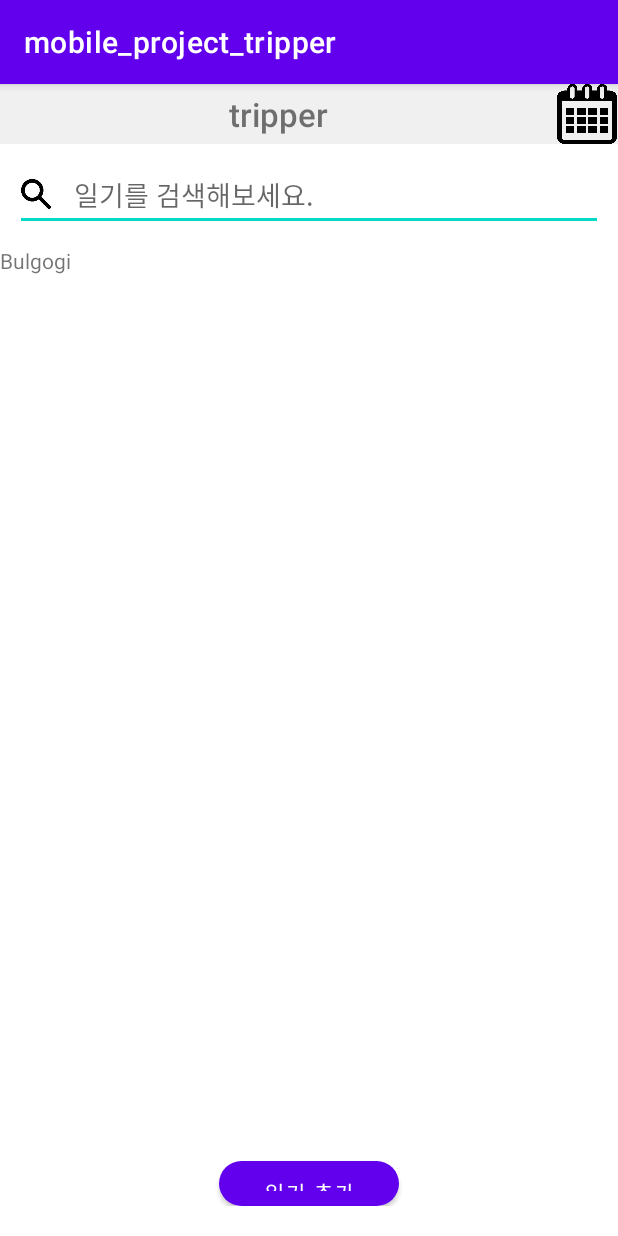
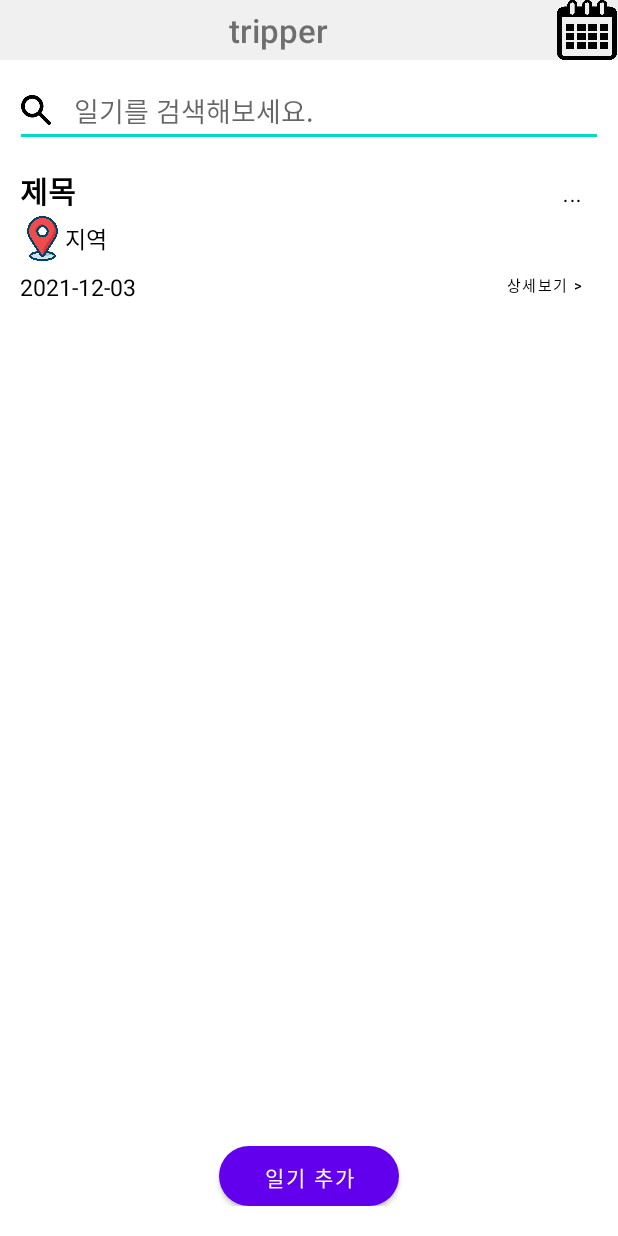
Before and after one commit to Jwhyee/mobile_project_tripper, an Android app: the screen it shows after launch (MainActivity), on a phone screen of 412 x 824 dp. Run offline under Robolectric (Android 15) with nearby library versions, the phone set to English and light mode, and no system bars.

Commit message:
1. 액션바(title bar) 삭제 2. 리사이클러뷰에 데이터 연동을 위해 미리 구현

```diff
--- a/app/src/main/java/com/example/mobile_project_tripper/DBHelper.java
+++ b/app/src/main/java/com/example/mobile_project_tripper/DBHelper.java
@@ -11,16 +11,38 @@ public class DBHelper extends SQLiteOpenHelper {
 
     @Override
     public void onCreate(SQLiteDatabase db) {
-        String sql = "CREATE TABLE if not exists mytable ("
-                + "_id integer primary key autoincrement,"
-                + "txt text);";
+        // 전체적인 일기를 추가하면 저장될 table
+        String sql = "CREATE TABLE if not exists diary_list ("
+                + "d_no integer primary key autoincrement,"
+                // 각 다이어리의 고유 번호
+                + "d_title text,"
+                // 다이어리의 큰 제목
+                + "d_start_date date,"
+                // 여행 시작 날짜
+                + "d_end_date date,"
+                // 여행 종료 날짜
+                + "d_location text);";
+                // 여행지
+        db.execSQL(sql);
 
-        db.execSQL(sql);
+        // 일기 추가의 + 버튼을 누르면 나오는 데이터를 저장하는 table
+        String sql2 = "CREATE TABLE if not exists diary_detail_list ("
+                + "d_no integer,"
+                // 전체 일기에 참조할 번호
+                + "d_detail_sub_title text,"
+                // 소제목
+                + "d_detail_time text,"
+                // 시간
+                + "d_detail_transportation text,"
+                // 이동수단
+                + "d_cost integer);";
+                // 비용
+        db.execSQL(sql2);
     }
 
     @Override
     public void onUpgrade(SQLiteDatabase db, int oldVersion, int newVersion) {
-        String sql = "DROP TABLE if exists mytable";
+        String sql = "DROP TABLE if exists diary_list";
 
         db.execSQL(sql);
         onCreate(db);
--- /dev/null
+++ b/app/src/main/java/com/example/mobile_project_tripper/DiaryList.java
@@ -0,0 +1,36 @@
+package com.example.mobile_project_tripper;
+
+import androidx.appcompat.app.AppCompatActivity;
+
+public class DiaryList extends AppCompatActivity {
+
+    // 이름, 나이, 연락처, 좋아하는 것 멤버변수
+    String title;
+    String location;
+    String date;
+
+    public String getTitle1() {
+        return title;
+    }
+
+    public void setTitle1(String name) {
+        this.title = name;
+    }
+
+    public String getLocation() {
+        return location;
+    }
+
+    public void setLocation(String location) {
+        this.location = location;
+    }
+
+    public String getDate() {
+        return date;
+    }
+
+    public void setDate(String date) {
+        this.date = date;
+    }
+
+}
--- a/app/src/main/java/com/example/mobile_project_tripper/MainActivity.java
+++ b/app/src/main/java/com/example/mobile_project_tripper/MainActivity.java
@@ -1,6 +1,7 @@
 package com.example.mobile_project_tripper;
 
 import androidx.appcompat.app.AppCompatActivity;
+import androidx.recyclerview.widget.LinearLayoutManager;
 import androidx.recyclerview.widget.RecyclerView;
 
 import android.content.Intent;
@@ -13,10 +14,14 @@ import android.widget.ImageView;
 import android.widget.ListView;
 import android.widget.SimpleCursorAdapter;
 
+import java.util.ArrayList;
+
 public class MainActivity extends AppCompatActivity {
 
+    ArrayList<DiaryList> profileDataArray = new ArrayList<>();
     DBHelper helper;
     SQLiteDatabase db;
+
     @Override
     protected void onCreate(Bundle savedInstanceState) {
         super.onCreate(savedInstanceState);
@@ -26,13 +31,29 @@ public class MainActivity extends AppCompatActivity {
         helper = new DBHelper(MainActivity.this, "diaryDB.db", null, 1);
         db = helper.getWritableDatabase();
         helper.onCreate(db);
+        RecyclerView rv_profile = findViewById(R.id.diary_list);
+        RecyclerView.LayoutManager myLayoutManager = new LinearLayoutManager(this);
+        // 레이아웃 매니져를 LinearLayoutManager로 생성
 
+        rv_adapter myAdapter = new rv_adapter(profileDataArray);
+        rv_profile.setLayoutManager(myLayoutManager);
+        // 생성한 myLayoutManager 객체를 rv_profile 리사이클러뷰의 레이아웃매니져로 설정
+        rv_profile.setAdapter(myAdapter);
+        // 생성한 myAdapter 객체를 rv_profile의 리사이클러뷰의 어댑터로 설정
+
+        // item(row)추가방법2. 메소드를 통해 객체를 생성하고 profileDataArray에 추가하는 방법 => 해당 객체가 row(item)으로 출력됨
+        makeNewDataObject("제목","지역","2021-12-03");
+
+        // 객체가 추가된 ArrayList를 출력하기위해, 리사이클러뷰 어댑터 최신화
+        myAdapter.notifyDataSetChanged();
+
+        /*
         //db insert
         String sql = "INSERT INTO mytable('txt') values('Bulgogi');";
         db.execSQL(sql);
 
         // 리사이클러뷰 db select
-        ListView diary_list = (ListView)findViewById(R.id.diary_list);
+        RecyclerView diary_list = (RecyclerView)findViewById(R.id.diary_list);
 
         String sql2 = "SELECT * FROM mytable;";
         Cursor c = db.rawQuery(sql2,null);
@@ -42,6 +63,7 @@ public class MainActivity extends AppCompatActivity {
         SimpleCursorAdapter adapter = null;
         adapter = new SimpleCursorAdapter(diary_list.getContext(), R.layout.listview, c, strs, ints, 0);
         diary_list.setAdapter(adapter);
+         */
 
         // 캘린더 이미지 클릭 시 화면 전환
         ImageView calendarImg = (ImageView)findViewById(R.id.calendarImg);
@@ -65,5 +87,16 @@ public class MainActivity extends AppCompatActivity {
 
 
     }
+    public void makeNewDataObject(String title, String location, String date) {
+        // ArrayList에 추가할 rv_profile_data 객체를 생성한 뒤,
+        DiaryList newDataObject = new DiaryList();
 
+        // 생성자로 받은 parameter들을 rv_profile_data 클래스 set 메소드를 이용하여 이름, 나이, 연락처, 좋아하는 것을 설정해줍니다.
+        newDataObject.setTitle1(title);
+        newDataObject.setLocation(location);
+        newDataObject.setDate(date);
+
+        // 만든 데이터 객체를 ArrayList에 추가합니다. 추가된 데이터는 하나의 item(row)로 출력됩니다.
+        profileDataArray.add(newDataObject);
+    }
 }
--- /dev/null
+++ b/app/src/main/java/com/example/mobile_project_tripper/rv_adapter.java
@@ -0,0 +1,53 @@
+package com.example.mobile_project_tripper;
+
+        import android.view.LayoutInflater;
+        import android.view.View;
+        import android.view.ViewGroup;
+        import android.widget.TextView;
+
+        import androidx.annotation.NonNull;
+        import androidx.recyclerview.widget.RecyclerView;
+
+import java.util.ArrayList;
+
+public class rv_adapter extends RecyclerView.Adapter<RecyclerView.ViewHolder> {
+    ArrayList<DiaryList> profileDataArray;
+
+    public class myViewHolder extends RecyclerView.ViewHolder {
+        TextView tv_title, tv_location, tv_date;
+
+        public myViewHolder(@NonNull View itemView) {
+            super(itemView);
+            tv_title = itemView.findViewById(R.id.d_title_contain);
+            tv_location = itemView.findViewById(R.id.d_location_contain);
+            tv_date = itemView.findViewById(R.id.d_start_date_contain);
+        }
+    }
+
+    // 리사이클러뷰 어댑터 생성자 설정
+    rv_adapter(ArrayList<DiaryList> profileDataArray) {
+        // 출력할 객체들을 담고있는 ArrayList를 parameter로 받음
+        this.profileDataArray = profileDataArray;
+    }
+
+    @NonNull
+    @Override // RecyclerView의 item(row)를 표시하는데 사용되는 rv_profile.row.xml을 가져오는 역할
+    public RecyclerView.ViewHolder onCreateViewHolder(@NonNull ViewGroup parent, int viweType) {
+        View v = LayoutInflater.from(parent.getContext()).inflate(R.layout.main_item_list, parent, false);
+        return new myViewHolder(v);
+    }
+
+    @Override // RecyclerView의 item(row)에 보여질 TextView를 설정
+    public void onBindViewHolder(@NonNull RecyclerView.ViewHolder holder, int position) {
+        myViewHolder myViewHolder = (rv_adapter.myViewHolder) holder;
+        myViewHolder.tv_title.setText(profileDataArray.get(position).getTitle1());
+        myViewHolder.tv_location.setText(String.valueOf(profileDataArray.get(position).getLocation()));
+        myViewHolder.tv_date.setText(profileDataArray.get(position).getDate());
+    }
+
+    @Override
+    public int getItemCount() {
+        return profileDataArray.size(); // ArrayList에 저장된 객체의 개수를 리턴
+    }
+
+}
--- /dev/null
+++ b/app/src/main/res/drawable-v24/map_ping_resize.xml
@@ -0,0 +1,8 @@
+<?xml version="1.0" encoding="utf-8"?>
+<layer-list xmlns:android="http://schemas.android.com/apk/res/android">
+    <item
+        android:drawable="@drawable/map_ping"
+        android:width="30dp"
+        android:height="30dp"
+        />
+</layer-list>
--- a/app/src/main/res/layout/activity_main.xml
+++ b/app/src/main/res/layout/activity_main.xml
@@ -62,13 +62,8 @@
                     android:layout_height="match_parent"
                     android:orientation="vertical">
 
-                    <ListView
+                    <androidx.recyclerview.widget.RecyclerView
                         android:id="@+id/diary_list"
-                        android:layout_width="match_parent"
-                        android:layout_height="match_parent" />
-
-                    <androidx.recyclerview.widget.RecyclerView
-                        android:id="@+id/diary_list1"
                         android:layout_width="match_parent"
                         android:layout_height="match_parent" />
                 </LinearLayout>
@@ -87,7 +82,7 @@
             <Button
                 android:id="@+id/add_diary_btn"
                 android:layout_width="120dp"
-                android:layout_height="30dp"
+                android:layout_height="40dp"
                 android:layout_gravity="center"
                 android:background="@drawable/btn_round"
                 android:text="일기 추가"
--- a/app/src/main/res/layout/listview.xml
+++ /dev/null
@@ -1,17 +0,0 @@
-<?xml version="1.0" encoding="utf-8"?>
-<androidx.constraintlayout.widget.ConstraintLayout
-    xmlns:android="http://schemas.android.com/apk/res/android" android:layout_width="match_parent"
-    android:layout_height="match_parent">
-
-    <LinearLayout
-        android:layout_width="match_parent"
-        android:layout_height="match_parent"
-        android:orientation="vertical">
-
-        <TextView
-            android:id="@+id/listview_txt"
-            android:layout_width="match_parent"
-            android:layout_height="wrap_content"
-            android:text="TextView" />
-    </LinearLayout>
-</androidx.constraintlayout.widget.ConstraintLayout>
--- /dev/null
+++ b/app/src/main/res/layout/main_item_list.xml
@@ -0,0 +1,111 @@
+<?xml version="1.0" encoding="utf-8"?>
+<LinearLayout xmlns:android="http://schemas.android.com/apk/res/android"
+    xmlns:app="http://schemas.android.com/apk/res-auto"
+    xmlns:tools="http://schemas.android.com/tools"
+    android:layout_width="match_parent"
+    android:layout_height="wrap_content"
+    android:layout_margin="3dp"
+    android:orientation="horizontal">
+
+    <LinearLayout
+        android:layout_width="0dp"
+        android:layout_height="match_parent"
+        android:layout_weight="3"
+        android:orientation="vertical">
+
+        <LinearLayout
+            android:layout_width="match_parent"
+            android:layout_height="match_parent"
+            android:orientation="horizontal">
+
+            <LinearLayout
+                android:layout_width="0dp"
+                android:layout_height="match_parent"
+                android:layout_weight="3"
+                android:orientation="vertical">
+
+                <TextView
+                    android:id="@+id/d_no_contain"
+                    android:layout_width="match_parent"
+                    android:layout_height="0dp"
+                    android:layout_weight="0"
+                    android:gravity="center_vertical"
+                    android:paddingLeft="10dp"
+                    android:paddingRight="10dp"
+                    android:text="TextView"
+                    android:textColor="#000000"
+                    android:textSize="20sp" />
+
+                <TextView
+                    android:id="@+id/d_title_contain"
+                    android:layout_width="match_parent"
+                    android:layout_height="0dp"
+                    android:textStyle="bold"
+                    android:layout_weight="2"
+                    android:gravity="center_vertical"
+                    android:paddingLeft="10dp"
+                    android:paddingRight="10dp"
+                    android:text="TextView"
+                    android:textColor="#000000"
+                    android:textSize="20dp" />
+
+                <TextView
+                    android:id="@+id/d_location_contain"
+                    android:layout_width="match_parent"
+                    android:layout_height="0dp"
+                    android:layout_weight="2"
+                    android:drawableLeft="@drawable/map_ping_resize"
+                    android:gravity="center_vertical"
+                    android:paddingLeft="10dp"
+                    android:paddingRight="10dp"
+                    android:text="TextView"
+                    android:textColor="#000000"
+                    android:textSize="15dp" />
+
+                <TextView
+                    android:id="@+id/d_start_date_contain"
+                    android:layout_width="match_parent"
+                    android:layout_height="0dp"
+                    android:layout_weight="2"
+                    android:gravity="center_vertical"
+                    android:paddingLeft="10dp"
+                    android:paddingRight="10dp"
+                    android:text="TextView"
+                    android:textColor="#000000"
+                    android:textSize="15dp" />
+            </LinearLayout>
+
+        </LinearLayout>
+
+    </LinearLayout>
+
+    <LinearLayout
+        android:layout_width="0dp"
+        android:layout_height="match_parent"
+        android:layout_weight="1"
+        android:orientation="vertical"
+        android:paddingLeft="5dp"
+        android:paddingRight="5dp">
+
+        <Button
+            android:id="@+id/view_btn"
+            android:layout_width="match_parent"
+            android:layout_height="0dp"
+            android:layout_weight="0.5"
+            android:gravity="top|right"
+            android:text="..."
+            android:textSize="12sp"
+            android:textColor="@color/black"
+            android:background="#00ff0000" />
+        <Button
+            android:id="@+id/delete_btn"
+            android:layout_width="match_parent"
+            android:layout_height="0dp"
+            android:layout_weight="0.5"
+            android:gravity="bottom|right"
+            android:text="상세보기 >"
+            android:textSize="10dp"
+            android:textColor="@color/black"
+            android:background="#00ff0000" />
+    </LinearLayout>
+</LinearLayout>
--- a/app/src/main/res/values/themes.xml
+++ b/app/src/main/res/values/themes.xml
@@ -1,6 +1,6 @@
 <resources xmlns:tools="http://schemas.android.com/tools">
     <!-- Base application theme. -->
-    <style name="Theme.Mobile_project_tripper" parent="Theme.MaterialComponents.DayNight.DarkActionBar">
+    <style name="Theme.Mobile_project_tripper" parent="Theme.MaterialComponents.DayNight.NoActionBar">
         <!-- Primary brand color. -->
         <item name="colorPrimary">@color/purple_500</item>
         <item name="colorPrimaryVariant">@color/purple_700</item>
```
Also changed, not shown: app/src/main/res/drawable/map_ping.png (added).
